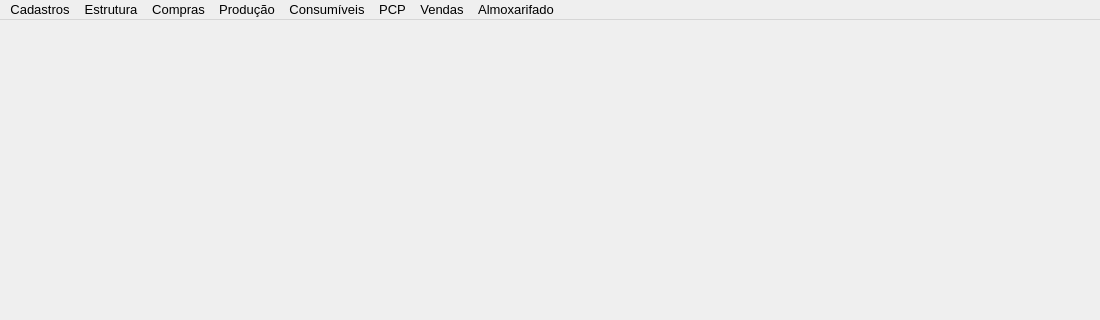
This is forms/tela_menu.ui in Azevedo84/erp_suzuki as Qt 5 draws it before an edit; both pictures show x 0 to 1100 and y 0 to 320 of the 1100 by 720 pixel window. The edited form follows.
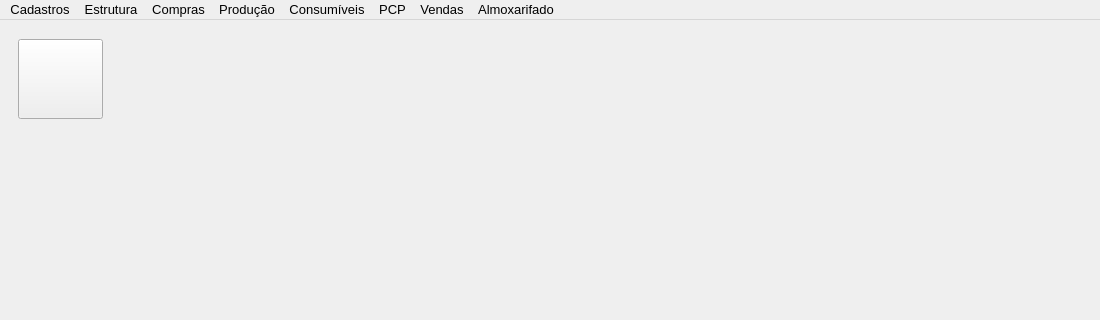
This is the edited form. Icons and pictures are not drawn.

What changed in the file:
```diff
--- a/forms/tela_menu.ui
+++ b/forms/tela_menu.ui
@@ -40,6 +40,93 @@
     </size>
    </property>
    <layout class="QVBoxLayout" name="verticalLayout">
+    <item>
+     <widget class="QWidget" name="widget_7" native="true">
+      <property name="minimumSize">
+       <size>
+        <width>0</width>
+        <height>100</height>
+       </size>
+      </property>
+      <property name="maximumSize">
+       <size>
+        <width>16777215</width>
+        <height>100</height>
+       </size>
+      </property>
+      <property name="styleSheet">
+       <string notr="true"/>
+      </property>
+      <layout class="QHBoxLayout" name="horizontalLayout_2">
+       <property name="spacing">
+        <number>20</number>
+       </property>
+       <item>
+        <widget class="QPushButton" name="btn_Produto">
+         <property name="sizePolicy">
+          <sizepolicy hsizetype="Preferred" vsizetype="Preferred">
+           <horstretch>0</horstretch>
+           <verstretch>0</verstretch>
+          </sizepolicy>
+         </property>
+         <property name="minimumSize">
+          <size>
+           <width>85</width>
+           <height>80</height>
+          </size>
+         </property>
+         <property name="maximumSize">
+          <size>
+           <width>85</width>
+           <height>80</height>
+          </size>
+         </property>
+         <property name="font">
+          <font>
+           <pointsize>10</pointsize>
+           <weight>75</weight>
+           <bold>true</bold>
+          </font>
+         </property>
+         <property name="cursor">
+          <cursorShape>PointingHandCursor</cursorShape>
+         </property>
+         <property name="layoutDirection">
+          <enum>Qt::LeftToRight</enum>
+         </property>
+         <property name="autoFillBackground">
+          <bool>false</bool>
+         </property>
+         <property name="styleSheet">
+          <string notr="true"/>
+         </property>
+         <property name="text">
+          <string/>
+         </property>
+         <property name="checkable">
+          <bool>false</bool>
+         </property>
+         <property name="autoDefault">
+          <bool>false</bool>
+         </property>
+         <property name="default">
+          <bool>false</bool>
+         </property>
+         <property name="flat">
+          <bool>false</bool>
+         </property>
+        </widget>
+       </item>
+       <item>
+        <widget class="QLabel" name="label_2">
+         <property name="text">
+          <string/>
+         </property>
+        </widget>
+       </item>
+      </layout>
+     </widget>
+    </item>
     <item>
      <widget class="QWidget" name="widget" native="true">
       <property name="styleSheet">
```
Left out of the diff: 6 changed lines with no effect on the pictures.
